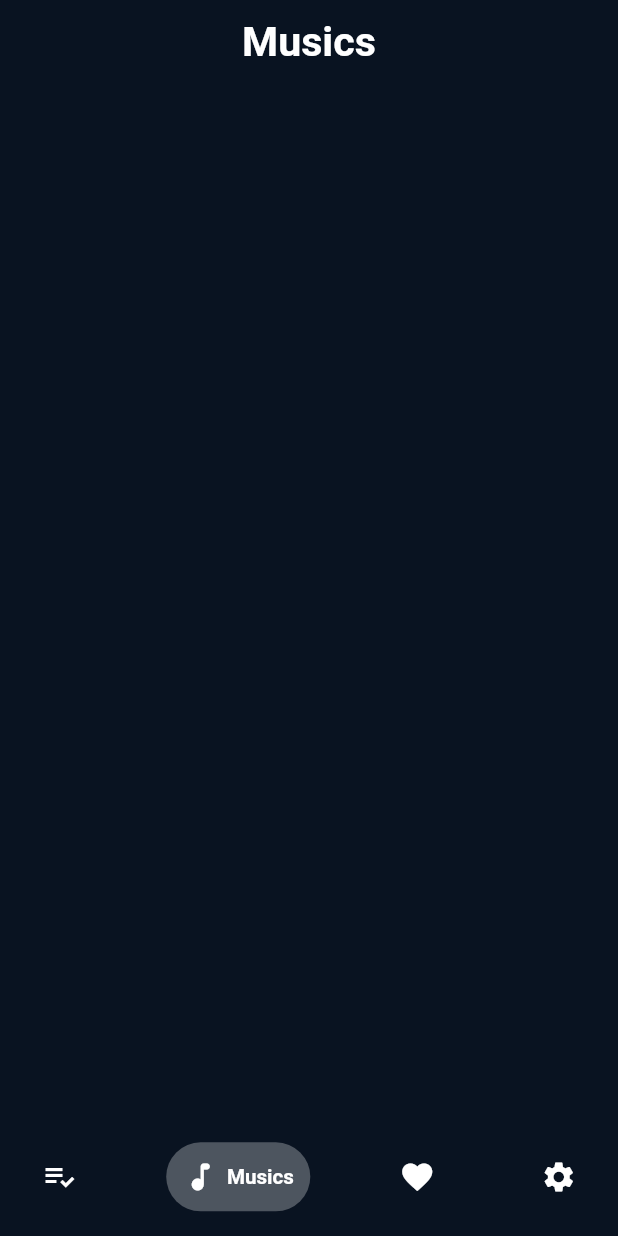
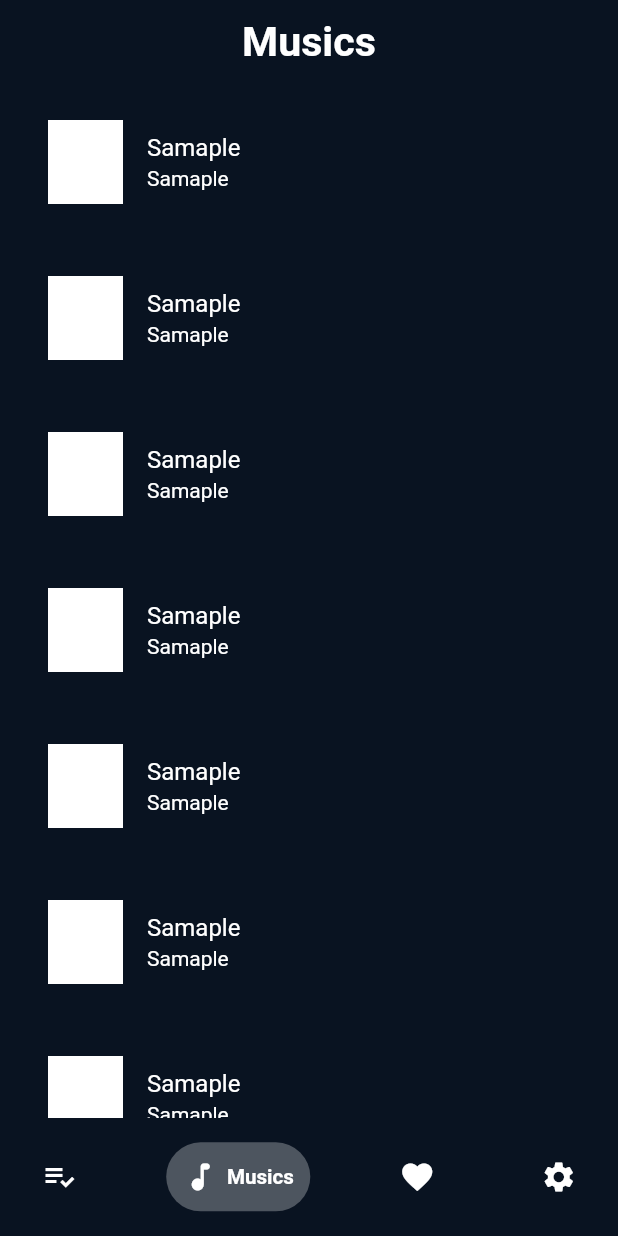
Before and after one commit to salahu01/music_app-flutter-, a Flutter app: the screen it shows after launch, on a phone screen of 412 x 824 dp. Run offline on Flutter 3.47's test engine with Material 2 defaults, Android fonts, the phone set to English and light mode, and no system bars; drawn by our look-alikes of google_nav_bar; our stand-ins replace sizer.

Commit message:
added some changed

```diff
--- a/lib/app/view/pages/musics.dart
+++ b/lib/app/view/pages/musics.dart
@@ -6,6 +6,22 @@ class Musics extends StatelessWidget {
   @override
   Widget build(BuildContext context) {
     return Scaffold(
+      body: ListView.builder(
+        itemCount: 10,
+        itemBuilder: (context, index) => Padding(
+          padding: const EdgeInsets.all(16),
+          child: ListTile(
+            leading: ColoredBox(color: Colors.white,
+            child: SizedBox(
+              height: 100,
+              width: 50,
+            ),
+            ),
+            title: Text('Samaple', style: TextStyle(color: Colors.white)),
+            subtitle: Text('Samaple', style: TextStyle(color: Colors.white)),
+          ),
+        ),
+      ),
     );
   }
 }
--- a/lib/main.dart
+++ b/lib/main.dart
@@ -22,7 +22,7 @@ class MyApp extends StatelessWidget {
         builder: (context, orientation, deviceType) => MaterialApp(
           theme: AppTheme.dark,
           debugShowCheckedModeBanner: false,
-          home: MainPage(),
+          home: const MainPage(),
         ),
       ),
     );
```
